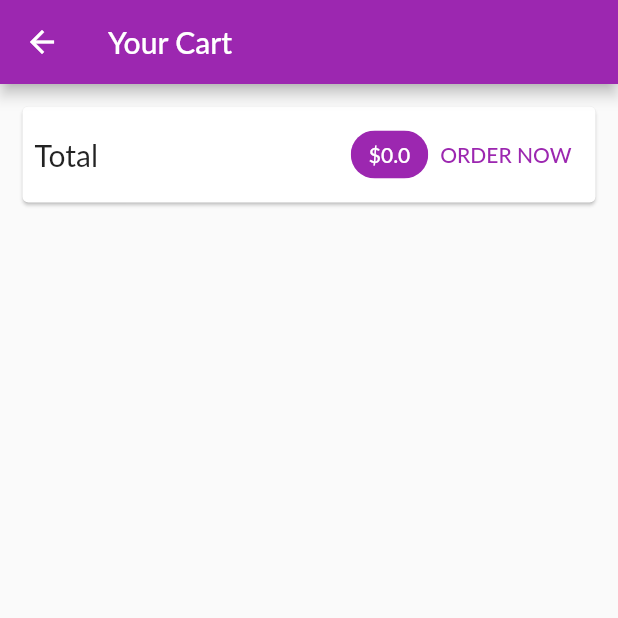
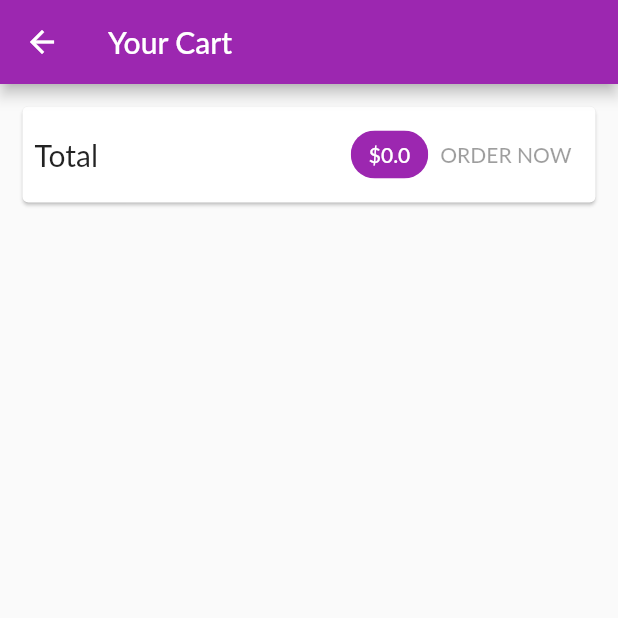
Before and after one commit to ngohongthai/flutter, a Flutter app: the CartScreen screen opened by its route, on a phone screen of 412 x 824 dp, the top half of it. Run offline on Flutter 3.47's test engine with Material 2 defaults, Android fonts, the light colour scheme and no system bars; network calls fail; Roboto replaces fonts that are missing (Lato).

Commit message:
[shop app] update and fetch orders

```diff
--- a/shop_app/lib/screens/cart_screen.dart
+++ b/shop_app/lib/screens/cart_screen.dart
@@ -4,11 +4,16 @@ import 'package:shop_app/providers/cart.dart';
 import 'package:shop_app/providers/orders.dart';
 import 'package:shop_app/widgets/cart_item.dart';
 
-class CartScreen extends StatelessWidget {
+class CartScreen extends StatefulWidget {
   static const routeName = '/cart';
 
   const CartScreen({Key? key}) : super(key: key);
 
+  @override
+  _CartScreenState createState() => _CartScreenState();
+}
+
+class _CartScreenState extends State<CartScreen> {
   @override
   Widget build(BuildContext context) {
     final cart = Provider.of<Cart>(context);
@@ -41,13 +46,7 @@ class CartScreen extends StatelessWidget {
                     ),
                     backgroundColor: Theme.of(context).primaryColor,
                   ),
-                  TextButton(
-                      onPressed: () {
-                        Provider.of<Orders>(context, listen: false).addOrder(
-                            cart.item.values.toList(), cart.totalAmount);
-                        cart.clear();
-                      },
-                      child: Text('ORDER NOW'))
+                  OrderButton(cart: cart)
                 ],
               ),
             ),
@@ -70,3 +69,37 @@ class CartScreen extends StatelessWidget {
     );
   }
 }
+
+class OrderButton extends StatefulWidget {
+  const OrderButton({
+    Key? key,
+    required this.cart,
+  }) : super(key: key);
+
+  final Cart cart;
+
+  @override
+  _OrderButtonState createState() => _OrderButtonState();
+}
+
+class _OrderButtonState extends State<OrderButton> {
+  var _isLoading = false;
+  @override
+  Widget build(BuildContext context) {
+    return TextButton(
+        onPressed: (widget.cart.totalAmount <= 0 || _isLoading)
+            ? null
+            : () async {
+                setState(() {
+                  _isLoading = true;
+                });
+                await Provider.of<Orders>(context, listen: false).addOrder(
+                    widget.cart.item.values.toList(), widget.cart.totalAmount);
+                setState(() {
+                  _isLoading = false;
+                });
+                widget.cart.clear();
+              },
+        child: _isLoading ? CircularProgressIndicator() : Text('ORDER NOW'));
+  }
+}
```
Also changed, not shown: shop_app/lib/providers/orders.dart (+59 -7 lines), shop_app/lib/screens/orders_screen.dart (+30 -7 lines).
